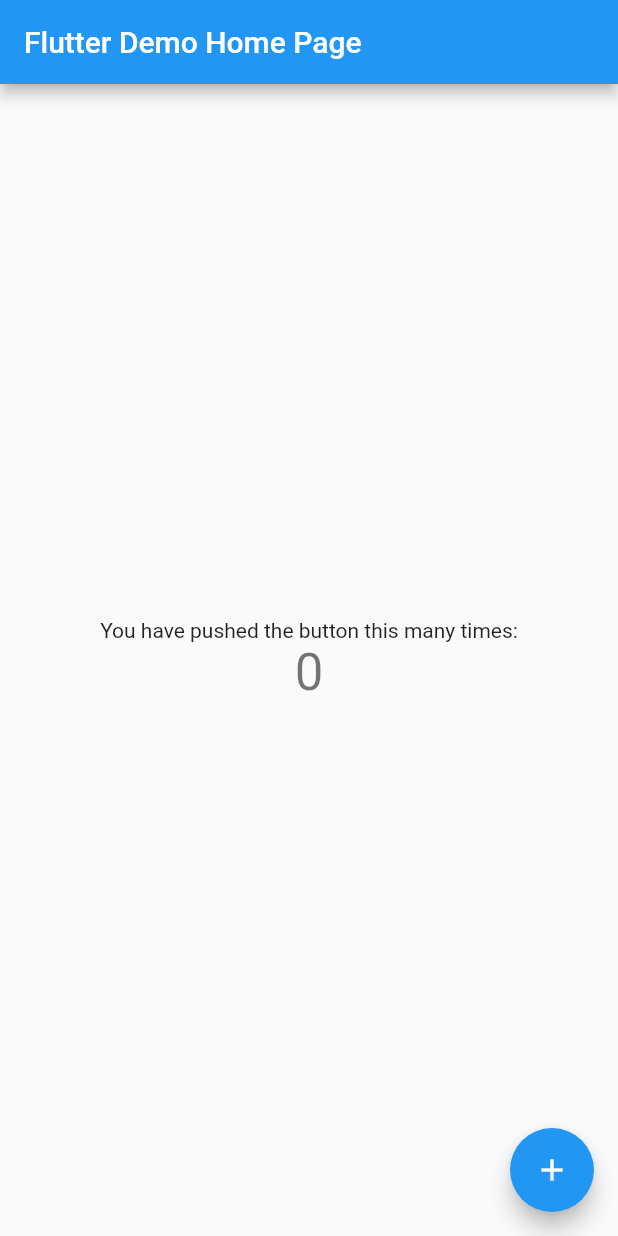
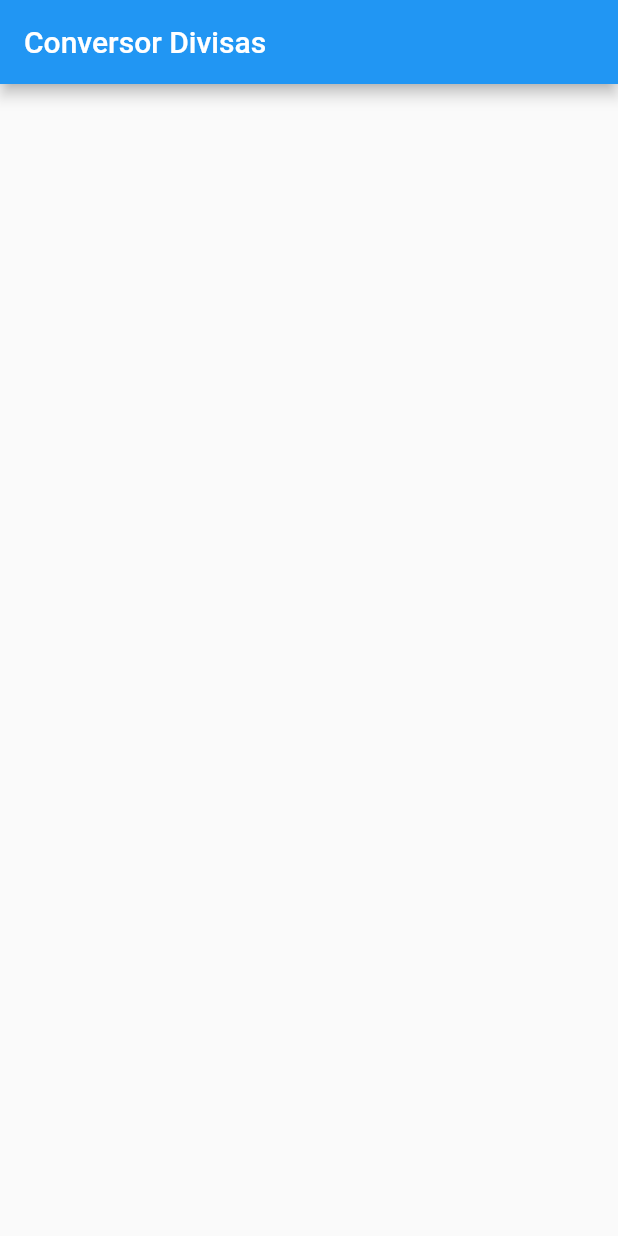
Before and after one commit to yuletsy/conversor, a Flutter app: the screen it shows after launch, on a phone screen of 412 x 824 dp. Run offline on Flutter 3.47's test engine with Material 2 defaults, Android fonts, the phone set to English and light mode, and no system bars.

Commit message:
home page

```diff
--- /dev/null
+++ b/lib/home_page/home_page.dart
@@ -0,0 +1,63 @@
+import 'package:flutter/material.dart';
+
+class HomePage extends StatefulWidget {
+  @override
+  State<StatefulWidget> createState() {
+    return _HomePage();
+  }
+}
+
+class _HomePage extends State<HomePage> {
+  GlobalKey<FormState> formKey = GlobalKey<FormState>();
+  @override
+  Widget build(BuildContext context) {
+    return Scaffold(
+        appBar: AppBar(
+          title: Text('Conversor Divisas'),
+        ),
+        body: ListView(children: [
+          Container(child: Form(key: formKey, child: Column(children: [])))
+        ]));
+  }
+
+  Widget obtenerPrimeraDivisa() {
+    return TextFormField(
+      keyboardType: TextInputType.text,
+      decoration: InputDecoration(labelText: 'Primera Divisa', hintText: ""),
+      validator: (value) {
+        String patron = r'^[^@]+@[^@]+\.[^@]+$';
+        RegExp regExp = RegExp(patron);
+        if (regExp.hasMatch(value!)) {
+          return null;
+        } else {
+          return 'Email incorrecto';
+        }
+      },
+    );
+  }
+
+  Widget obtenerCampoPass() {
+    return TextFormField(
+      keyboardType: TextInputType.text,
+      obscureText: true,
+      decoration: InputDecoration(labelText: "Contraseña"),
+      validator: (value) {
+        if (value!.length > 5) {
+          return null;
+        } else {
+          return 'Contraseña muy corta';
+        }
+      },
+    );
+  }
+
+  Widget obtenerBoton() {
+    return ElevatedButton(
+        child: Text("Validar"),
+        onPressed: () {
+          if (formKey.currentState!.validate()) {
+            formKey.currentState!.reset();
+          }
+        });
+  }
+}
--- a/lib/main.dart
+++ b/lib/main.dart
@@ -1,115 +1,6 @@
+import 'package:conversor/home_page/home_page.dart';
 import 'package:flutter/material.dart';
 
 void main() {
-  runApp(const MyApp());
+  runApp(MaterialApp(home: HomePage()));
 }
-
-class MyApp extends StatelessWidget {
-  const MyApp({Key? key}) : super(key: key);
-
-  // This widget is the root of your application.
-  @override
-  Widget build(BuildContext context) {
-    return MaterialApp(
-      title: 'Flutter Demo',
-      theme: ThemeData(
-        // This is the theme of your application.
-        //
-        // Try running your application with "flutter run". You'll see the
-        // application has a blue toolbar. Then, without quitting the app, try
-        // changing the primarySwatch below to Colors.green and then invoke
-        // "hot reload" (press "r" in the console where you ran "flutter run",
-        // or simply save your changes to "hot reload" in a Flutter IDE).
-        // Notice that the counter didn't reset back to zero; the application
-        // is not restarted.
-        primarySwatch: Colors.blue,
-      ),
-      home: const MyHomePage(title: 'Flutter Demo Home Page'),
-    );
-  }
-}
-
-class MyHomePage extends StatefulWidget {
-  const MyHomePage({Key? key, required this.title}) : super(key: key);
-
-  // This widget is the home page of your application. It is stateful, meaning
-  // that it has a State object (defined below) that contains fields that affect
-  // how it looks.
-
-  // This class is the configuration for the state. It holds the values (in this
-  // case the title) provided by the parent (in this case the App widget) and
-  // used by the build method of the State. Fields in a Widget subclass are
-  // always marked "final".
-
-  final String title;
-
-  @override
-  State<MyHomePage> createState() => _MyHomePageState();
-}
-
-class _MyHomePageState extends State<MyHomePage> {
-  int _counter = 0;
-
-  void _incrementCounter() {
-    setState(() {
-      // This call to setState tells the Flutter framework that something has
-      // changed in this State, which causes it to rerun the build method below
-      // so that the display can reflect the updated values. If we changed
-      // _counter without calling setState(), then the build method would not be
-      // called again, and so nothing would appear to happen.
-      _counter++;
-    });
-  }
-
-  @override
-  Widget build(BuildContext context) {
-    // This method is rerun every time setState is called, for instance as done
-    // by the _incrementCounter method above.
-    //
-    // The Flutter framework has been optimized to make rerunning build methods
-    // fast, so that you can just rebuild anything that needs updating rather
-    // than having to individually change instances of widgets.
-    return Scaffold(
-      appBar: AppBar(
-        // Here we take the value from the MyHomePage object that was created by
-        // the App.build method, and use it to set our appbar title.
-        title: Text(widget.title),
-      ),
-      body: Center(
-        // Center is a layout widget. It takes a single child and positions it
-        // in the middle of the parent.
-        child: Column(
-          // Column is also a layout widget. It takes a list of children and
-          // arranges them vertically. By default, it sizes itself to fit its
-          // children horizontally, and tries to be as tall as its parent.
-          //
-          // Invoke "debug painting" (press "p" in the console, choose the
-          // "Toggle Debug Paint" action from the Flutter Inspector in Android
-          // Studio, or the "Toggle Debug Paint" command in Visual Studio Code)
-          // to see the wireframe for each widget.
-          //
-          // Column has various properties to control how it sizes itself and
-          // how it positions its children. Here we use mainAxisAlignment to
-          // center the children vertically; the main axis here is the vertical
-          // axis because Columns are vertical (the cross axis would be
-          // horizontal).
-          mainAxisAlignment: MainAxisAlignment.center,
-          children: <Widget>[
-            const Text(
-              'You have pushed the button this many times:',
-            ),
-            Text(
-              '$_counter',
-              style: Theme.of(context).textTheme.headline4,
-            ),
-          ],
-        ),
-      ),
-      floatingActionButton: FloatingActionButton(
-        onPressed: _incrementCounter,
-        tooltip: 'Increment',
-        child: const Icon(Icons.add),
-      ), // This trailing comma makes auto-formatting nicer for build methods.
-    );
-  }
-}
```
Also changed, not shown: 1 other file.
